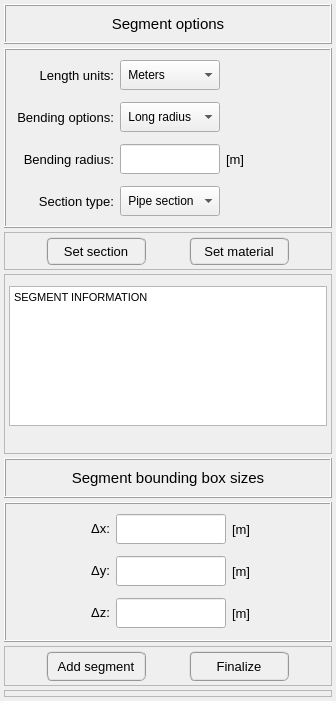
The window that pulse/interface/ui_files/model/geometry/add_widget.ui (open-pulse/OpenPulse) describes before a commit, drawn with Qt 5.
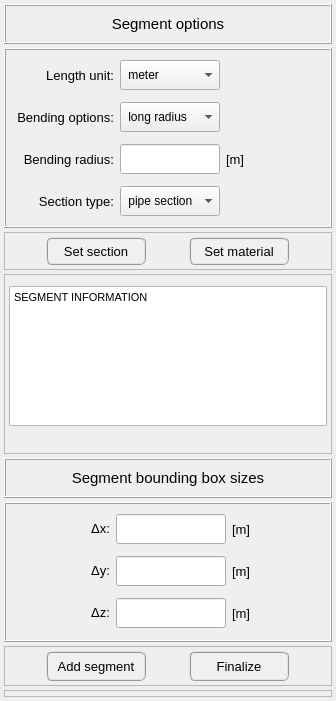
The same window after the commit.

```diff
--- a/pulse/interface/ui_files/model/geometry/add_widget.ui
+++ b/pulse/interface/ui_files/model/geometry/add_widget.ui
@@ -212,7 +212,7 @@
         </property>
         <item>
          <property name="text">
-          <string> Meters</string>
+          <string> meter</string>
          </property>
         </item>
         <item>
@@ -302,7 +302,7 @@
         </property>
         <item>
          <property name="text">
-          <string> Pipe section</string>
+          <string> pipe section</string>
          </property>
         </item>
         <item>
@@ -332,7 +332,7 @@
          </font>
         </property>
         <property name="text">
-         <string>Length units:</string>
+         <string>Length unit:</string>
         </property>
         <property name="alignment">
          <set>Qt::AlignRight|Qt::AlignTrailing|Qt::AlignVCenter</set>
@@ -360,7 +360,7 @@
         </property>
         <item>
          <property name="text">
-          <string> Long radius</string>
+          <string> long radius</string>
          </property>
         </item>
         <item>
```
Left out of the diff: 14 changed lines with no effect on the pictures.
